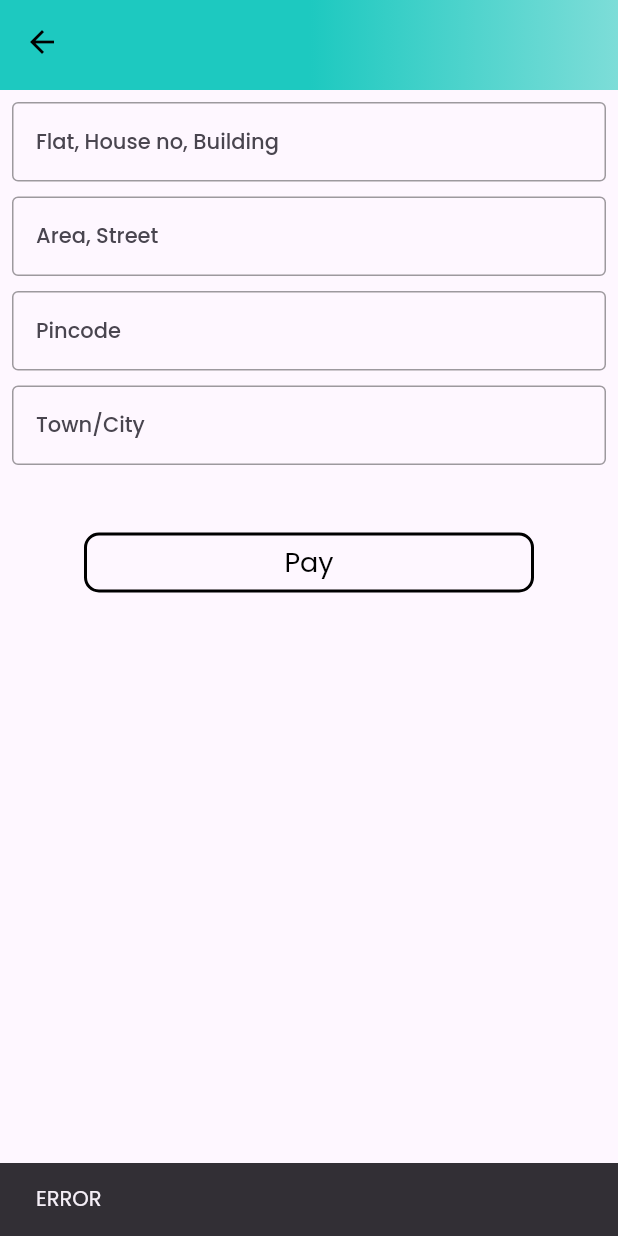
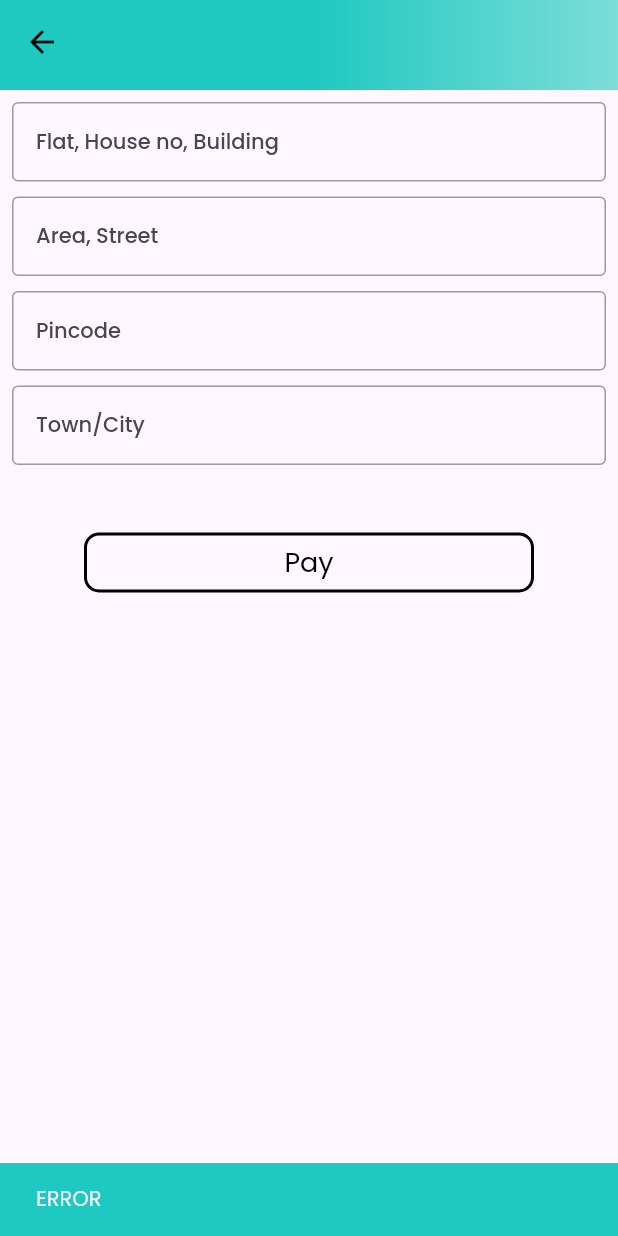
Before and after one commit to basitali1509/E-commere-Amazon-app, a Flutter app: the AddressScreen screen opened directly with empty values, after a tap on "Pay", on a phone screen of 412 x 824 dp. Run offline on Flutter 3.47's test engine with Material 2 defaults, Android fonts, the phone set to English and light mode, and no system bars; our stand-ins replace badges, carousel_slider, charts_flutter_new, dotted_border, flutter_rating_bar, google_fonts and 2 more; missing offline and left inert: cloudinary_public, pay; accounts and stored records are empty.

Commit message:
SnackBar Color Update

```diff
--- a/lib/constants/utils.dart
+++ b/lib/constants/utils.dart
@@ -1,6 +1,4 @@
 import 'dart:io';
-
-// import 'package:file_picker/file_picker.dart';
 import 'package:flutter/material.dart';
 import 'package:image_picker/image_picker.dart';
 
@@ -8,11 +6,10 @@ void showSnackBar(BuildContext context, String text) {
   ScaffoldMessenger.of(context).showSnackBar(
     SnackBar(
       content: Text(text),
+      backgroundColor: const Color.fromARGB(255, 29, 201, 192),
     ),
   );
 }
-
-// File? imageFile;
 
 Future<List<File>> getImages() async {
   List<File> images = [];
@@ -26,21 +23,3 @@ Future<List<File>> getImages() async {
   }
   return images;
 }
-
-// Future<List<File>> pickImages() async {
-//   List<File> images = [];
-//   try {
-//     var files = await FilePicker.platform.pickFiles(
-//       type: FileType.image,
-//       allowMultiple: true,
-//     );
-//     if (files != null && files.files.isNotEmpty) {
-//       for (int i = 0; i < files.files.length; i++) {
-//         images.add(File(files.files[i].path!));
-//       }
-//     }
-//   } catch (e) {
-//     debugPrint(e.toString());
-//   }
-//   return images;
-// }
```
